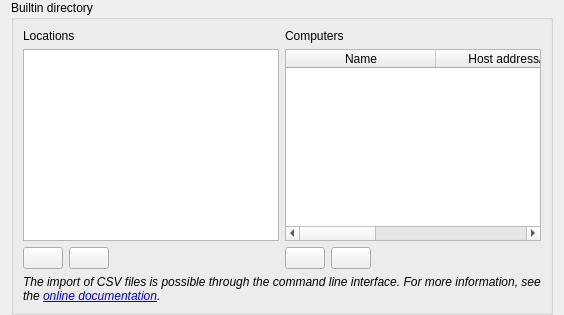
Above: plugins/builtindirectory/BuiltinDirectoryConfigurationPage.ui from veyon/veyon before the change. Below: the same form after it.
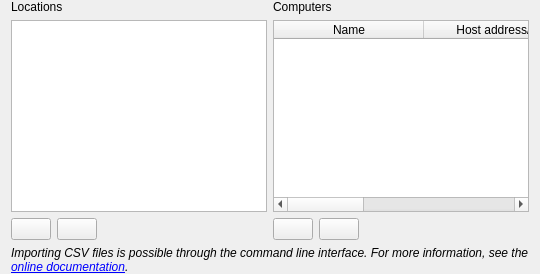
That is the form after the change. Icons and pictures are not drawn.

Commit message:
Reorganize configuration of network object directories
This prepares multi-NOD support and brings selection and configuration
of NODs together so users can't configure a NOD without enabling it.

The edit to the form file:
```diff
--- a/plugins/builtindirectory/BuiltinDirectoryConfigurationPage.ui
+++ b/plugins/builtindirectory/BuiltinDirectoryConfigurationPage.ui
@@ -5,41 +5,17 @@
   <property name="windowTitle">
    <string>Locations &amp; computers</string>
   </property>
-  <property name="windowIcon">
-   <iconset resource="builtindirectory.qrc">
-    <normaloff>:/builtindirectory/builtindirectory.png</normaloff>:/builtindirectory/builtindirectory.png</iconset>
-  </property>
-  <layout class="QVBoxLayout" name="verticalLayout">
+  <layout class="QGridLayout" name="gridLayout" rowstretch="0,1,0,0" columnstretch="0,1">
    <property name="topMargin">
     <number>0</number>
    </property>
    <property name="bottomMargin">
     <number>0</number>
    </property>
+   <item row="2" column="0">
+    <layout class="QHBoxLayout" name="horizontalLayout_2">
    <item>
-    <widget class="QGroupBox" name="groupBox">
-     <property name="title">
-      <string>Builtin directory</string>
-     </property>
-     <layout class="QGridLayout" name="gridLayout_2" rowstretch="0,1,0,0" columnstretch="0,1">
-      <item row="0" column="1">
-       <widget class="QLabel" name="label_2">
-        <property name="text">
-         <string>Computers</string>
-        </property>
-       </widget>
-      </item>
-      <item row="0" column="0">
-       <widget class="QLabel" name="label">
-        <property name="text">
-         <string>Locations</string>
-        </property>
-       </widget>
-      </item>
-      <item row="2" column="1">
-       <layout class="QHBoxLayout" name="horizontalLayout">
-        <item>
-         <widget class="QPushButton" name="addComputerButton">
+      <widget class="QPushButton" name="addLocationButton">
           <property name="toolTip">
            <string>Add new computer</string>
           </property>
@@ -53,7 +29,7 @@
          </widget>
         </item>
         <item>
-         <widget class="QPushButton" name="removeComputerButton">
+      <widget class="QPushButton" name="removeLocationButton">
           <property name="toolTip">
            <string>Remove selected computer</string>
           </property>
@@ -67,7 +43,7 @@
          </widget>
         </item>
         <item>
-         <spacer name="horizontalSpacer">
+      <spacer name="horizontalSpacer_2">
           <property name="orientation">
            <enum>Qt::Horizontal</enum>
           </property>
@@ -112,10 +88,10 @@
         </column>
        </widget>
       </item>
-      <item row="2" column="0">
-       <layout class="QHBoxLayout" name="horizontalLayout_2">
+   <item row="2" column="1">
+    <layout class="QHBoxLayout" name="horizontalLayout">
         <item>
-         <widget class="QPushButton" name="addLocationButton">
+      <widget class="QPushButton" name="addComputerButton">
           <property name="toolTip">
            <string>Add new location</string>
           </property>
@@ -129,7 +105,7 @@
          </widget>
         </item>
         <item>
-         <widget class="QPushButton" name="removeLocationButton">
+      <widget class="QPushButton" name="removeComputerButton">
           <property name="toolTip">
            <string>Remove selected location</string>
           </property>
@@ -143,7 +119,7 @@
          </widget>
         </item>
         <item>
-         <spacer name="horizontalSpacer_2">
+      <spacer name="horizontalSpacer">
           <property name="orientation">
            <enum>Qt::Horizontal</enum>
           </property>
@@ -157,6 +133,13 @@
         </item>
        </layout>
       </item>
+   <item row="0" column="0">
+    <widget class="QLabel" name="label">
+     <property name="text">
+      <string>Locations</string>
+     </property>
+    </widget>
+   </item>
       <item row="1" column="0">
        <widget class="QTableWidget" name="locationTableWidget">
         <attribute name="horizontalHeaderVisible">
@@ -175,6 +158,13 @@
         </column>
        </widget>
       </item>
+   <item row="0" column="1">
+    <widget class="QLabel" name="label_2">
+     <property name="text">
+      <string>Computers</string>
+     </property>
+    </widget>
+   </item>
       <item row="3" column="0" colspan="2">
        <widget class="QLabel" name="label_3">
         <property name="font">
@@ -183,7 +173,7 @@
          </font>
         </property>
         <property name="text">
-         <string>The import of CSV files is possible through the command line interface. For more information, see the &lt;a href=&quot;https://docs.veyon.io/en/latest/admin/cli.html#network-object-directory&quot;&gt;online documentation&lt;/a&gt;.</string>
+      <string>Importing CSV files is possible through the command line interface. For more information, see the &lt;a href=&quot;https://docs.veyon.io/en/latest/admin/cli.html#network-object-directory&quot;&gt;online documentation&lt;/a&gt;.</string>
         </property>
         <property name="wordWrap">
          <bool>true</bool>
@@ -192,9 +182,6 @@
       </item>
      </layout>
     </widget>
-   </item>
-  </layout>
- </widget>
  <resources>
   <include location="../../core/resources/core.qrc"/>
   <include location="builtindirectory.qrc"/>
```
Left out of the diff: 11 changed lines with no effect on the pictures. Lines whose indentation alone changed are shown as unchanged. The commit also changes 26 other files.
